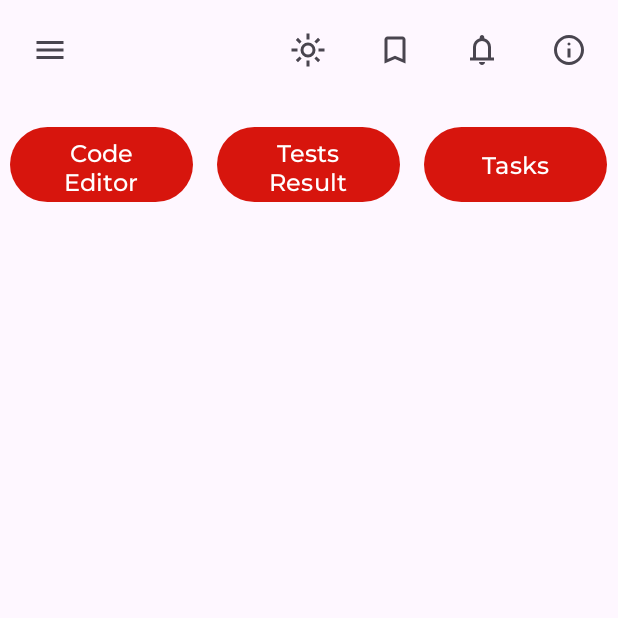
After one commit to EunoiaSyndicate/JS-Playground, an Android app: the TaskActivity screen opened directly, with no data from a screen before it, on a phone screen of 412 x 824 dp, the top half of it. The commit adds this screen. Run offline under Robolectric (Android 15) with nearby library versions, the light colour scheme and no system bars.

Commit message:
feature #2: added tasks template
- added card clickable
- added tasks activity template

closes #2

```diff
--- a/app/build.gradle.kts
+++ b/app/build.gradle.kts
@@ -34,6 +34,7 @@ android {
 
 dependencies {
   implementation("androidx.cardview:cardview:1.0.0")
+  implementation("com.github.AmrDeveloper:CodeView:1.3.7")
   implementation("androidx.core:core-ktx:1.9.0")
   implementation("androidx.appcompat:appcompat:1.6.1")
   implementation("com.google.android.material:material:1.10.0")
--- a/app/src/main/AndroidManifest.xml
+++ b/app/src/main/AndroidManifest.xml
@@ -22,6 +22,7 @@
             </intent-filter>
         </activity>
         <activity android:name=".HomeActivity" />
+        <activity android:name=".TaskActivity" />
     </application>
 
 </manifest>
--- /dev/null
+++ b/app/src/main/java/com/example/js_playground/TaskActivity.kt
@@ -0,0 +1,40 @@
+package com.example.js_playground
+
+import android.os.Bundle
+import android.view.View
+import android.widget.TextView
+import androidx.appcompat.app.AppCompatActivity
+
+class TaskActivity : AppCompatActivity() {
+  companion object {
+    const val EXTRA_TASK_DATA = "extra_task_data"
+  }
+
+  private lateinit var titleTextView: TextView
+
+  override fun onCreate(savedInstanceState: Bundle?) {
+    super.onCreate(savedInstanceState)
+    setContentView(R.layout.activity_task)
+
+    titleTextView = findViewById(R.id.textView)
+
+    val taskData = intent.getParcelableExtra<CardData>(EXTRA_TASK_DATA)
+
+    titleTextView.text = taskData?.title
+  }
+
+  fun openTasksTextView(view: View) {
+    titleTextView.text = "Tasks Button Clicked"
+  }
+
+  fun openCodeEditor(view: View) {
+    val fragmentTransaction = supportFragmentManager.beginTransaction()
+    fragmentTransaction.replace(R.id.fragmentContainer, CodeEditorFragment())
+    fragmentTransaction.addToBackStack(null)
+    fragmentTransaction.commit()
+  }
+
+  fun openTestsResultTextView(view: View) {
+    titleTextView.text = "Tests Result Button Clicked"
+  }
+}
--- /dev/null
+++ b/app/src/main/res/layout/activity_task.xml
@@ -0,0 +1,81 @@
+<?xml version="1.0" encoding="utf-8"?>
+<androidx.constraintlayout.widget.ConstraintLayout xmlns:android="http://schemas.android.com/apk/res/android"
+    xmlns:app="http://schemas.android.com/apk/res-auto"
+    xmlns:tools="http://schemas.android.com/tools"
+    android:layout_width="match_parent"
+    android:layout_height="match_parent"
+    tools:context=".TaskActivity">
+
+    <include
+        android:id="@+id/include"
+        layout="@layout/image_buttons_layout"
+        tools:layout_editor_absoluteX="0dp"
+        tools:layout_editor_absoluteY="0dp" />
+
+    <TextView
+        android:id="@+id/textView"
+        android:layout_width="290dp"
+        android:layout_height="wrap_content"
+        android:fontFamily="@font/montserrat_light"
+        android:gravity="center"
+        android:textSize="16sp"
+        app:layout_constraintBottom_toBottomOf="parent"
+        app:layout_constraintEnd_toEndOf="parent"
+        app:layout_constraintHorizontal_bias="0.256"
+        app:layout_constraintStart_toStartOf="parent"
+        app:layout_constraintTop_toTopOf="parent"
+        app:layout_constraintVertical_bias="0.746" />
+
+    <Button
+        android:id="@+id/btnTestsResult"
+        android:layout_width="122dp"
+        android:layout_height="58dp"
+        android:fontFamily="@font/montserrat_medium"
+        android:onClick="openTestsResultTextView"
+        android:text="Tests Result"
+        android:textSize="16sp"
+        app:layout_constraintBottom_toBottomOf="parent"
+        app:layout_constraintEnd_toEndOf="parent"
+        app:layout_constraintHorizontal_bias="0.498"
+        app:layout_constraintStart_toStartOf="parent"
+        app:layout_constraintTop_toTopOf="parent"
+        app:layout_constraintVertical_bias="0.105" />
+
+    <FrameLayout
+        android:id="@+id/fragmentContainer"
+        android:layout_width="411dp"
+        android:layout_height="311dp"
+        app:layout_constraintBottom_toTopOf="@+id/textView"
+        app:layout_constraintStart_toStartOf="parent" />
+
+    <Button
+        android:id="@+id/btnCodeEditor"
+        android:layout_width="122dp"
+        android:layout_height="58dp"
+        android:fontFamily="@font/montserrat_medium"
+        android:onClick="openCodeEditor"
+        android:text="Code Editor"
+        android:textSize="16sp"
+        app:layout_constraintBottom_toBottomOf="parent"
+        app:layout_constraintEnd_toEndOf="parent"
+        app:layout_constraintHorizontal_bias="0.024"
+        app:layout_constraintStart_toStartOf="parent"
+        app:layout_constraintTop_toTopOf="parent"
+        app:layout_constraintVertical_bias="0.105" />
+
+    <Button
+        android:id="@+id/btnTasks"
+        android:layout_width="122dp"
+        android:layout_height="58dp"
+        android:fontFamily="@font/montserrat_medium"
+        android:onClick="openTasksTextView"
+        android:text="Tasks"
+        android:textSize="16sp"
+        app:layout_constraintBottom_toBottomOf="parent"
+        app:layout_constraintEnd_toEndOf="parent"
+        app:layout_constraintHorizontal_bias="0.975"
+        app:layout_constraintStart_toStartOf="parent"
+        app:layout_constraintTop_toTopOf="parent"
+        app:layout_constraintVertical_bias="0.105" />
+
+</androidx.constraintlayout.widget.ConstraintLayout>
--- /dev/null
+++ b/app/src/main/res/layout/image_buttons_layout.xml
@@ -0,0 +1,59 @@
+<?xml version="1.0" encoding="utf-8"?>
+<androidx.constraintlayout.widget.ConstraintLayout xmlns:android="http://schemas.android.com/apk/res/android"
+    xmlns:app="http://schemas.android.com/apk/res-auto"
+    xmlns:tools="http://schemas.android.com/tools"
+    android:layout_width="match_parent"
+    android:layout_height="match_parent"
+    tools:context=".HomeActivity">
+
+    <ImageButton
+        android:id="@+id/menu_button"
+        android:layout_width="50dp"
+        android:layout_height="50dp"
+        android:layout_margin="8dp"
+        android:background="@null"
+        android:src="@drawable/menu_24px"
+        app:layout_constraintStart_toStartOf="parent"
+        app:layout_constraintTop_toTopOf="parent" />
+
+    <ImageButton
+        android:id="@+id/light_mode_button"
+        android:layout_width="50dp"
+        android:layout_height="50dp"
+        android:layout_margin="8dp"
+        android:background="@null"
+        android:src="@drawable/light_mode_24px"
+        app:layout_constraintEnd_toStartOf="@+id/bookmark_button"
+        app:layout_constraintTop_toTopOf="parent" />
+
+    <ImageButton
+        android:id="@+id/bookmark_button"
+        android:layout_width="50dp"
+        android:layout_height="50dp"
+        android:layout_margin="8dp"
+        android:background="@null"
+        android:src="@drawable/bookmark_24px"
+        app:layout_constraintEnd_toStartOf="@+id/notification_button"
+        app:layout_constraintTop_toTopOf="parent" />
+
+    <ImageButton
+        android:id="@+id/notification_button"
+        android:layout_width="50dp"
+        android:layout_height="50dp"
+        android:layout_margin="8dp"
+        android:background="@null"
+        android:src="@drawable/notifications_24px"
+        app:layout_constraintEnd_toStartOf="@+id/info_button"
+        app:layout_constraintTop_toTopOf="parent" />
+
+    <ImageButton
+        android:id="@+id/info_button"
+        android:layout_width="50dp"
+        android:layout_height="50dp"
+        android:layout_margin="8dp"
+        android:background="@null"
+        android:src="@drawable/info_24px"
+        app:layout_constraintEnd_toEndOf="parent"
+        app:layout_constraintTop_toTopOf="parent" />
+
+</androidx.constraintlayout.widget.ConstraintLayout>
--- a/settings.gradle.kts
+++ b/settings.gradle.kts
@@ -10,6 +10,9 @@ dependencyResolutionManagement {
   repositories {
     google()
     mavenCentral()
+    maven {
+      url = uri("https://jitpack.io")
+    }
   }
 }
 
```
Also changed, not shown: app/src/main/java/com/example/js_playground/CardAdapter.kt (+7 -0 lines), app/src/main/java/com/example/js_playground/CardData.kt (+31 -1 lines), app/src/main/java/com/example/js_playground/CodeEditorFragment.kt (added, +22 -0 lines), app/src/main/res/layout/activity_home.xml (+1 -49 lines), app/src/main/res/layout/fragment_code_editor.xml (added, +12 -0 lines).
